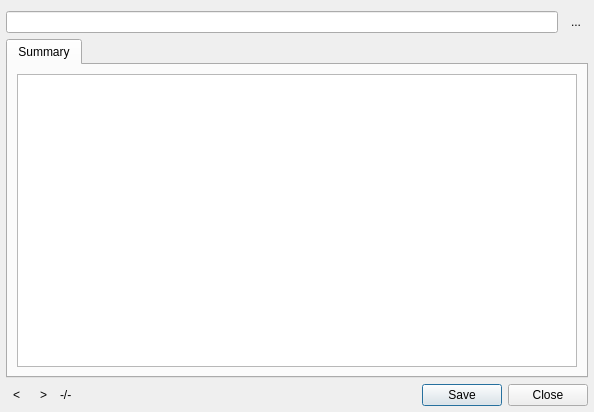
Qt form src/qmmpui/forms/detailsdialog.ui (ksv1986/qmmp-staging) before a commit.
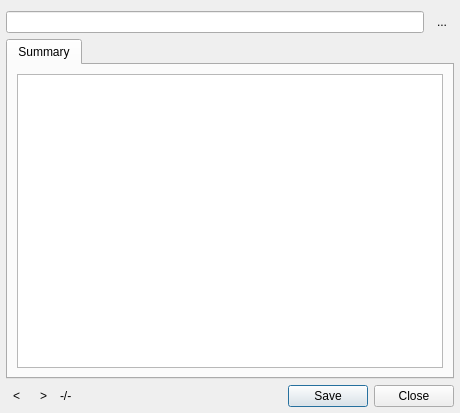
The same form after that commit.

Commit message: reverted previous commit

Patch:
```diff
--- a/src/qmmpui/forms/detailsdialog.ui
+++ b/src/qmmpui/forms/detailsdialog.ui
@@ -6,8 +6,8 @@
    <rect>
     <x>0</x>
     <y>0</y>
-    <width>594</width>
-    <height>412</height>
+    <width>460</width>
+    <height>413</height>
    </rect>
   </property>
   <property name="windowTitle">
```
